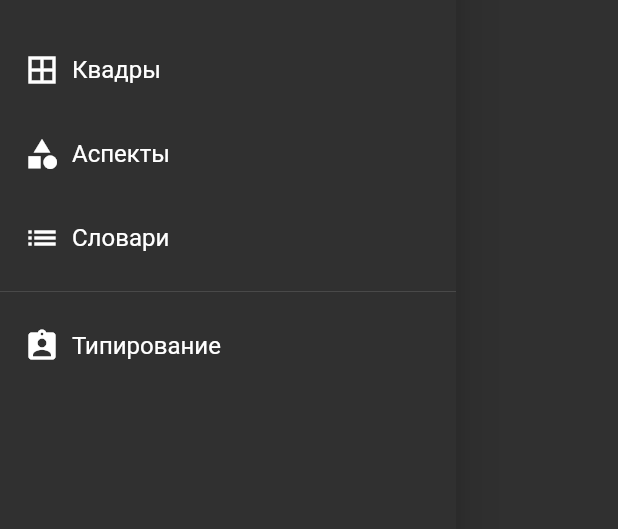
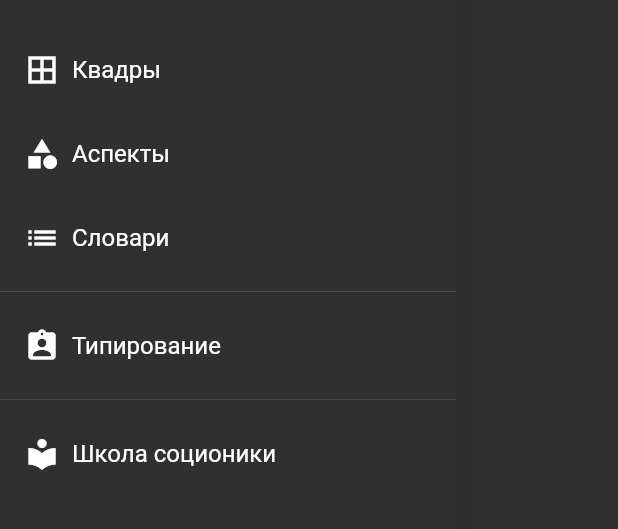
Before and after one commit to gritzfar/socionic, a Flutter app: the AppDrawer widget shown alone on an empty page, opened directly, on a phone screen of 412 x 824 dp, the part 382-911 px from its top. Run offline on Flutter 3.47's test engine with Material 2 defaults, Android fonts, the phone set to English and light mode, and no system bars; our stand-ins replace flutter_svg.

Commit message:
Fix warnings

```diff
--- a/lib/appDrawer.dart
+++ b/lib/appDrawer.dart
@@ -1,4 +1,5 @@
 import 'package:flutter/material.dart';
+import 'package:url_launcher/url_launcher.dart';
 
 import 'aspectCalulationPage.dart';
 import 'aspectsPage.dart';
@@ -55,11 +56,8 @@ class AppDrawer extends StatelessWidget {
             text: 'Типирование',
             onTap: () => Navigator.popAndPushNamed(context, AspectCalculationPage.routeName),
           ),
-//TODO
-//          Divider(),
-//          _createDrawerItem(icon: Icons.local_library, text: 'Школа соционики', onTap: () => {}
-//              //Navigator.pushReplacementNamed(context, QuadratesPage.routeName),
-//              ),
+          Divider(),
+          _createDrawerItem(icon: Icons.local_library, text: 'Школа соционики', onTap: () => {launch("http://www.socion.ru/")}),
         ],
       ),
     );
--- a/lib/appLocalizations.dart
+++ b/lib/appLocalizations.dart
@@ -29,7 +29,7 @@ class AppLocalizations {
   }
 
   String translate(String key) {
-    return _localizedStrings[key];
+    return _localizedStrings[key] ?? "";
   }
 }
 
--- a/lib/aspectDictionaryPage.dart
+++ b/lib/aspectDictionaryPage.dart
@@ -119,7 +119,6 @@ class _AspectDictionaryState extends State<AspectDictionaryPage> {
                               ),
                             )
                           ]);
-                          return Text(item.name);
                         }).toList(),
                       ))
                 ],
--- a/pubspec.yaml
+++ b/pubspec.yaml
@@ -14,7 +14,7 @@ description: Socionic tools.
 version: 1.0.0+11
 
 environment:
-  sdk: ">=2.1.0 <3.0.0"
+  sdk: ">=2.2.0 <3.0.0"
 
 dependencies:
   flutter:
@@ -24,6 +24,7 @@ dependencies:
   flutter_svg: ^0.16.1
   #expandable: ^4.1.2
   diagonal_scrollview: ^0.0.4
+  url_launcher: ^5.4.1
   #admob_flutter: ^0.3.1
 
   # The following adds the Cupertino Icons font to your application.
```
Also changed, not shown: lib/relationsPage.dart (+10 -4 lines), pubspec.lock.
